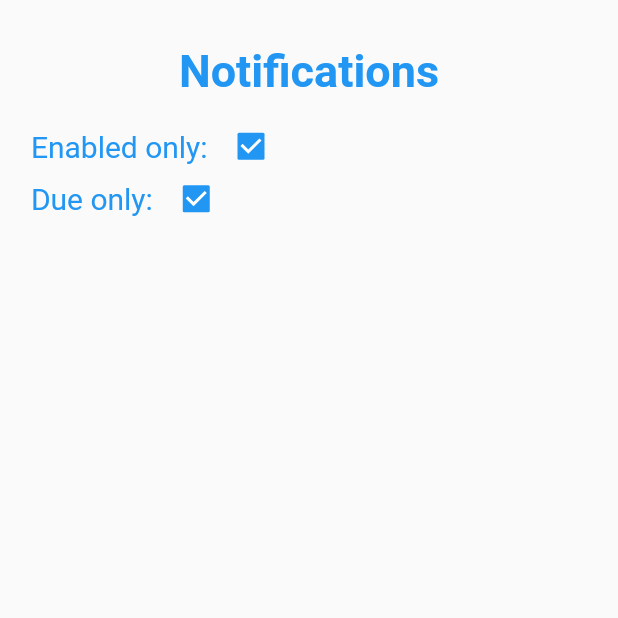
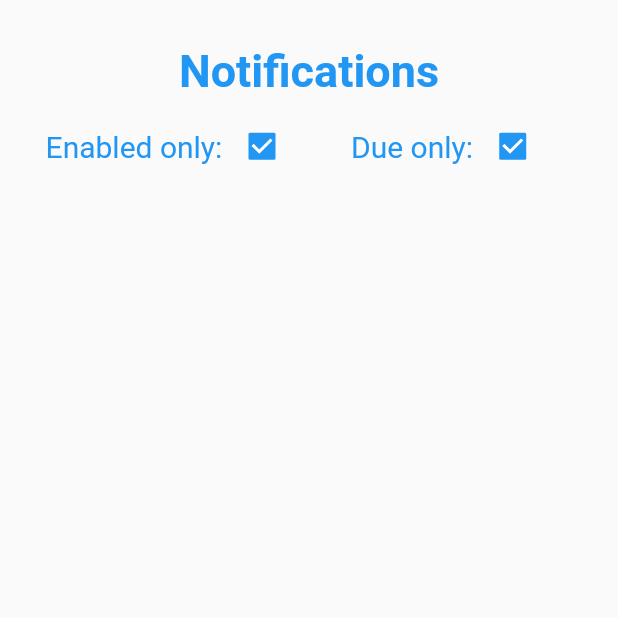
Before and after one commit to ElliotHarding/Rememberer, a Flutter app: the PageUpcomingNotifications screen opened directly, on a phone screen of 412 x 824 dp, the top half of it. Run offline on Flutter 3.47's test engine with Material 2 defaults, Android fonts, the phone set to English and light mode, and no system bars; our stand-ins replace fl_chart, flutter_local_notifications, flutter_native_timezone, hive, rxdart, timezone; accounts and stored records are empty.

Commit message:
wip - good progress!

```diff
--- a/epilepsy_prevention/lib/page_upcomingNotifications.dart
+++ b/epilepsy_prevention/lib/page_upcomingNotifications.dart
@@ -33,14 +33,15 @@ class PageUpcomingNotificationsState extends State<PageUpcomingNotifications>
           Text("Notifications", style: TextStyle(fontSize: 30, fontWeight: FontWeight.bold, color: Colors.blue), textAlign: TextAlign.center),
         )),
 
-        Center(child: SizedBox(width: MediaQuery.of(context).size.width * 0.9, height: 35, child: Row(children: [
-          const Text("Enabled only: ", style: TextStyle(fontSize: 20, color: Colors.blue), textAlign: TextAlign.left),
-          Checkbox(value: m_bEnabledOnly, onChanged: (bool? value) => onEnabledOnlyCheckboxChanged(value)),
-        ]))),
-
-        Center(child: SizedBox(width: MediaQuery.of(context).size.width * 0.9, height: 35, child: Row(children: [
-          const Text("Due only: ", style: TextStyle(fontSize: 20, color: Colors.blue), textAlign: TextAlign.left),
-          Checkbox(value: m_bDueOnly, onChanged: (bool? value) => onDueOnlyCheckboxChanged(value)),
+        Center(child: SizedBox(width: MediaQuery.of(context).size.width * 0.9, height: 35, child: Row(mainAxisAlignment: MainAxisAlignment.center, crossAxisAlignment: CrossAxisAlignment.center, children: [
+          SizedBox(width: MediaQuery.of(context).size.width * 0.45, height: 35, child: Row(mainAxisAlignment: MainAxisAlignment.center, crossAxisAlignment: CrossAxisAlignment.center, children: [
+            const Text("Enabled only: ", style: TextStyle(fontSize: 20, color: Colors.blue), textAlign: TextAlign.center),
+            Checkbox(value: m_bEnabledOnly, onChanged: (bool? value) => onEnabledOnlyCheckboxChanged(value)),
+          ])),
+          SizedBox(width: MediaQuery.of(context).size.width * 0.45, height: 35, child: Row(mainAxisAlignment: MainAxisAlignment.center, crossAxisAlignment: CrossAxisAlignment.center, children: [
+            const Text("Due only: ", style: TextStyle(fontSize: 20, color: Colors.blue), textAlign: TextAlign.center),
+            Checkbox(value: m_bDueOnly, onChanged: (bool? value) => onDueOnlyCheckboxChanged(value)),
+          ])),
         ]))),
 
         SizedBox(width: MediaQuery.of(context).size.width, child:
```
